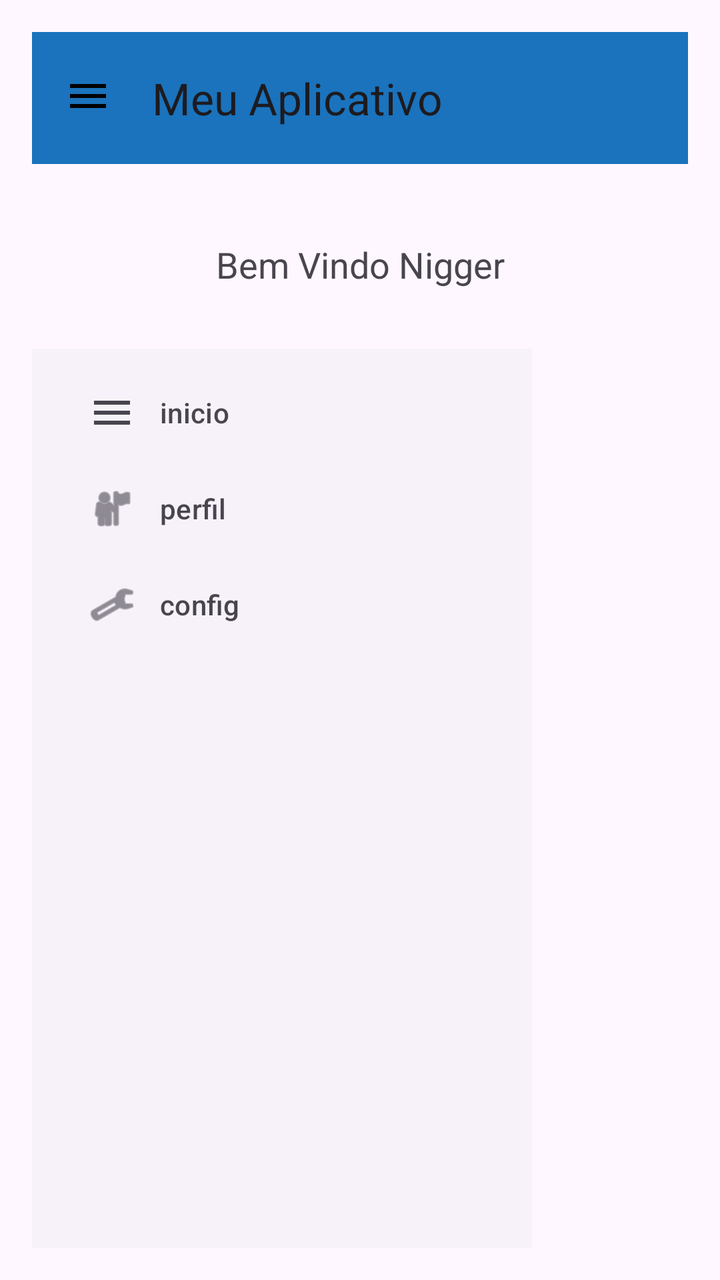
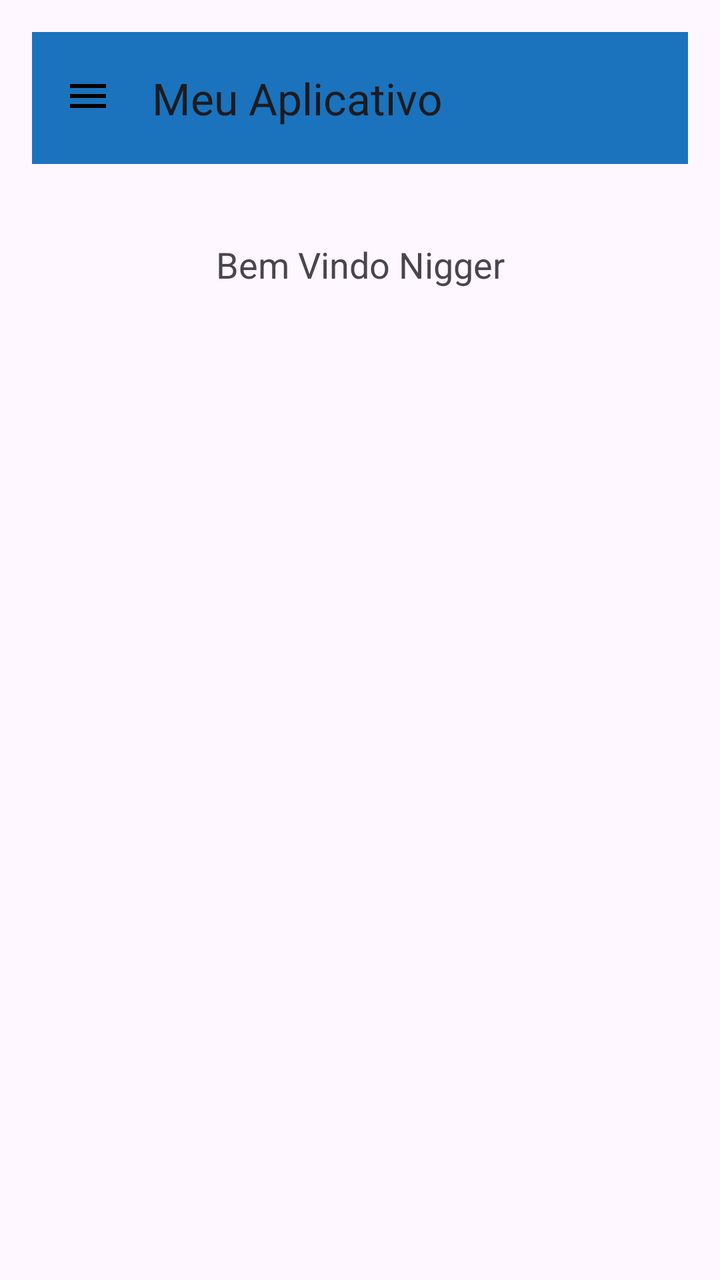

An Android layout rendered at two revisions. The XML below is the earlier revision; the diff shows what the commit changed to produce the second picture.
<!-- AndroidManifest.xml: application theme Theme.AppDrawer -->
<!-- res/layout/activity_main.xml -->
<?xml version="1.0" encoding="utf-8"?>
<androidx.drawerlayout.widget.DrawerLayout
    xmlns:android="http://schemas.android.com/apk/res/android"
    xmlns:app="http://schemas.android.com/apk/res-auto"
    android:id="@+id/drawer_layout"
    android:layout_height="match_parent"
    android:layout_width="match_parent"
    >
    <LinearLayout
        android:padding="16dp"
        android:layout_width="match_parent"
        android:layout_height="match_parent"
        android:orientation="vertical">

        <com.google.android.material.appbar.MaterialToolbar
            android:layout_width="match_parent"
            android:layout_height="66dp"
            android:id="@+id/toolbar"
            app:title="Meu Aplicativo"
            android:background="#1A73BC"
            app:navigationIcon="@drawable/ic_menu"
            app:navigationIconTint="@color/black"/>

        <TextView
            android:id="@+id/txtConteudo"
            android:layout_width="match_parent"
            android:layout_height="wrap_content"
            android:text="Bem Vindo Nigger"
            android:padding="30dp"
            android:layout_marginTop="8dp"
            android:textSize="18sp"
            android:gravity="center"/>

        <com.google.android.material.navigation.NavigationView
            android:layout_width="250dp"
            android:layout_height="match_parent"
            app:menu="@menu/naigation_drawer"
            android:id="@+id/navigationView"
            android:layout_gravity="start"/>


    </LinearLayout>


</androidx.drawerlayout.widget.DrawerLayout>
<!-- resources referenced by this layout -->
<resources>
  <color name="black">#FF000000</color>
  <!-- drawable ic_menu (drawable) -->
  <vector xmlns:android="http://schemas.android.com/apk/res/android"
      android:width="24dp"
      android:height="24dp"
      android:viewportWidth="24"
      android:viewportHeight="24">
      <path
          android:fillColor="#FFFFFF"
          android:pathData= "M3,6H21V8H3V6M3,11H21V13H3V11M3,16H21V18H3V16Z" />
  
  </vector>
  <style name="Theme.AppDrawer" parent="Base.Theme.AppDrawer" />
  <style name="Base.Theme.AppDrawer" parent="Theme.Material3.DayNight.NoActionBar">
          
          
      </style>
</resources>

<!-- the commit's change to res/layout/activity_main.xml (unified diff, before → after) -->
@@ -4,8 +4,8 @@
     xmlns:app="http://schemas.android.com/apk/res-auto"
     android:id="@+id/drawer_layout"
     android:layout_height="match_parent"
-    android:layout_width="match_parent"
-    >
+    android:layout_width="match_parent">
+
     <LinearLayout
         android:padding="16dp"
         android:layout_width="match_parent"
@@ -19,7 +19,7 @@
             app:title="Meu Aplicativo"
             android:background="#1A73BC"
             app:navigationIcon="@drawable/ic_menu"
-            app:navigationIconTint="@color/black"/>
+            app:navigationIconTint="@color/black" />
 
         <TextView
             android:id="@+id/txtConteudo"
@@ -31,15 +31,13 @@
             android:textSize="18sp"
             android:gravity="center"/>
 
-        <com.google.android.material.navigation.NavigationView
-            android:layout_width="250dp"
-            android:layout_height="match_parent"
-            app:menu="@menu/naigation_drawer"
-            android:id="@+id/navigationView"
-            android:layout_gravity="start"/>
-
-
     </LinearLayout>
 
+    <com.google.android.material.navigation.NavigationView
+        android:layout_width="250dp"
+        android:layout_height="match_parent"
+        app:menu="@menu/naigation_drawer"
+        android:id="@+id/navigationView"
+        android:layout_gravity="start" />
 
 </androidx.drawerlayout.widget.DrawerLayout>
